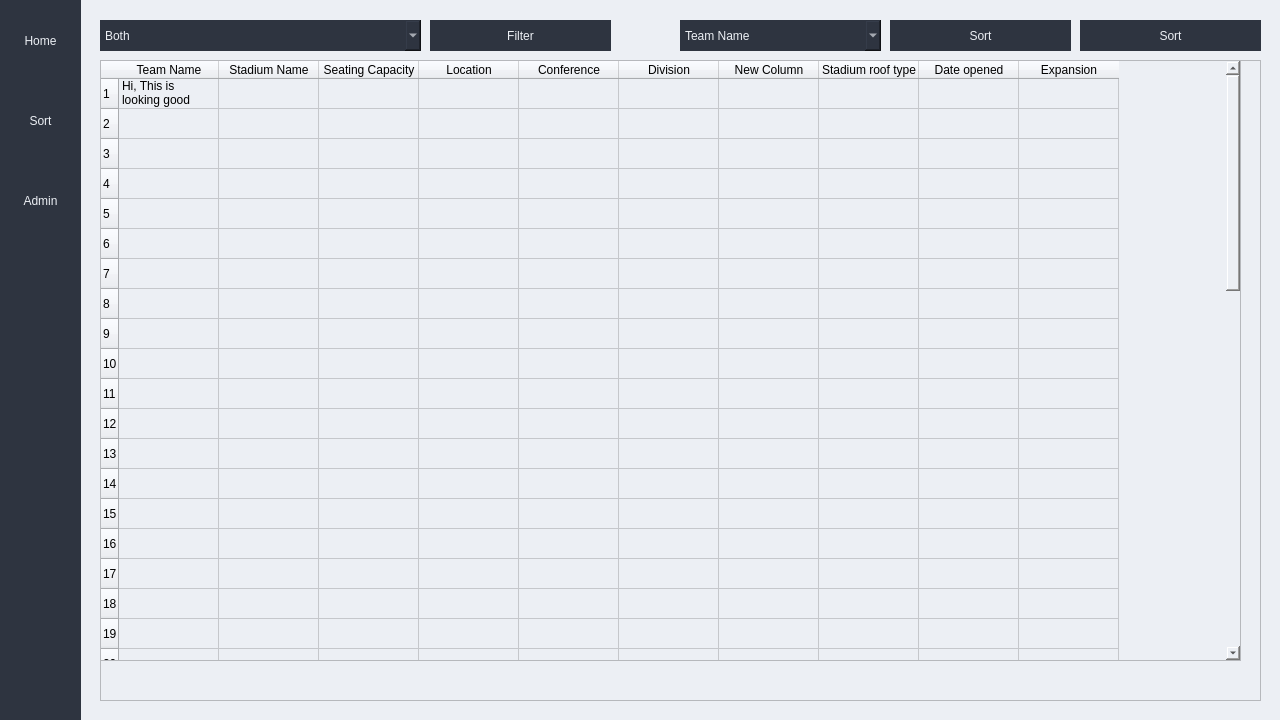
Old version of the form mainwindow.ui in the repository josharaedwards/CS1C-Project-1.
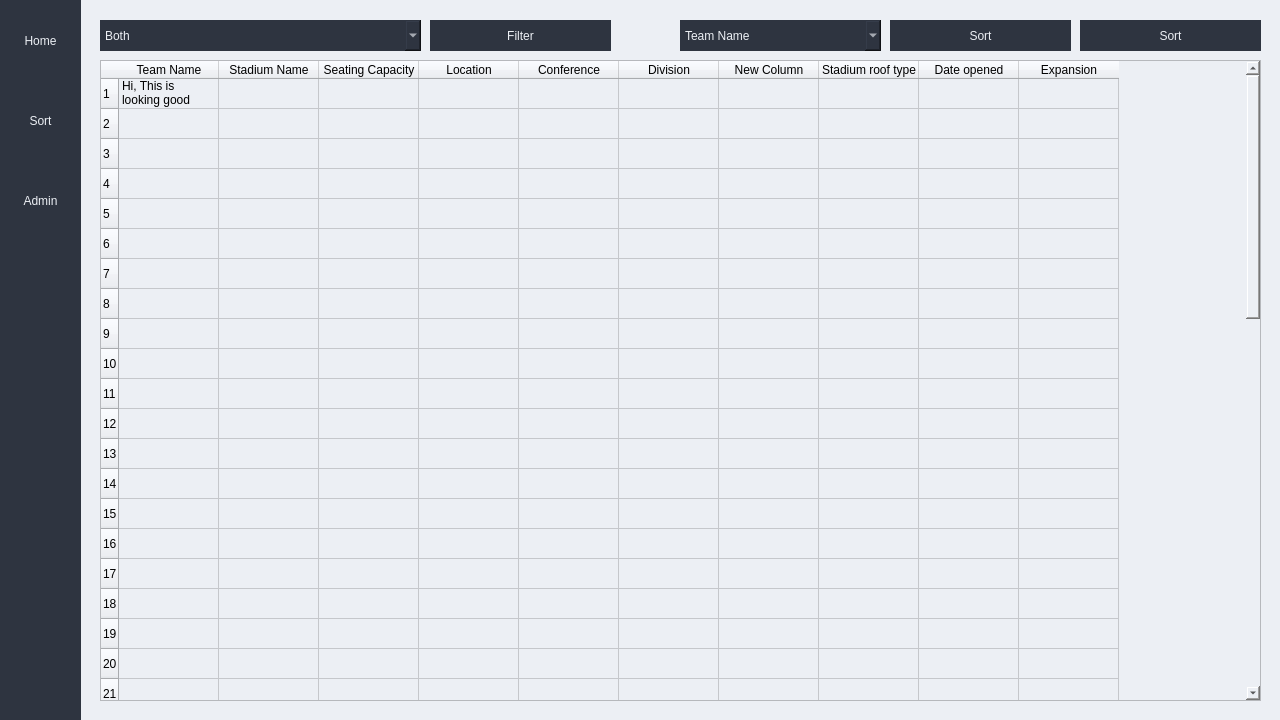
New version of the form.

Commit message: Clean up sort tab's components

```diff
--- a/mainwindow.ui
+++ b/mainwindow.ui
@@ -416,13 +416,13 @@
        <string>Filter</string>
       </property>
      </widget>
-     <widget class="QTableWidget" name="tableWidget_2">
+     <widget class="QTableWidget" name="tableWidget">
       <property name="geometry">
        <rect>
         <x>10</x>
         <y>50</y>
-        <width>1141</width>
-        <height>601</height>
+        <width>1161</width>
+        <height>641</height>
        </rect>
       </property>
       <row>
@@ -769,15 +769,6 @@
        <height>701</height>
       </rect>
      </property>
-     <layout class="QVBoxLayout" name="verticalLayout">
-      <item>
-       <widget class="QLabel" name="adminPlaceholder">
-        <property name="text">
-         <string>&lt;html&gt;&lt;head/&gt;&lt;body&gt;&lt;p align=&quot;center&quot;&gt;Admin Placeholder&lt;/p&gt;&lt;/body&gt;&lt;/html&gt;</string>
-        </property>
-       </widget>
-      </item>
-     </layout>
     </widget>
     <zorder>homeContent</zorder>
     <zorder>adminContent</zorder>
```
Left out of the diff: 16 changed lines with no effect on the pictures.
